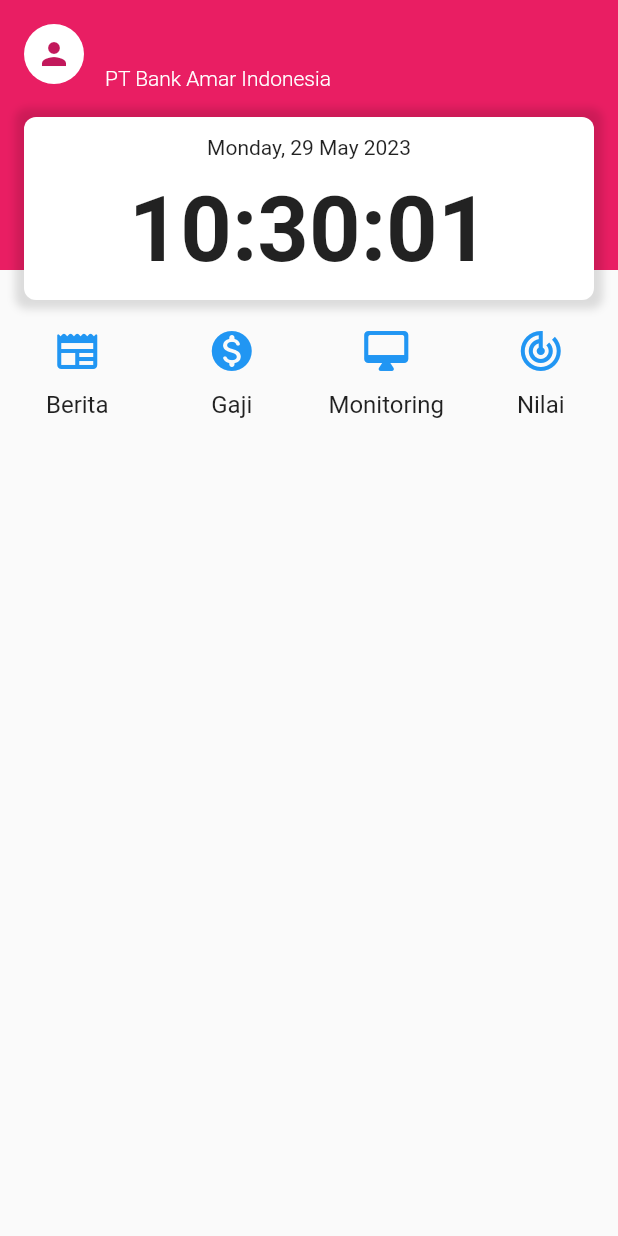
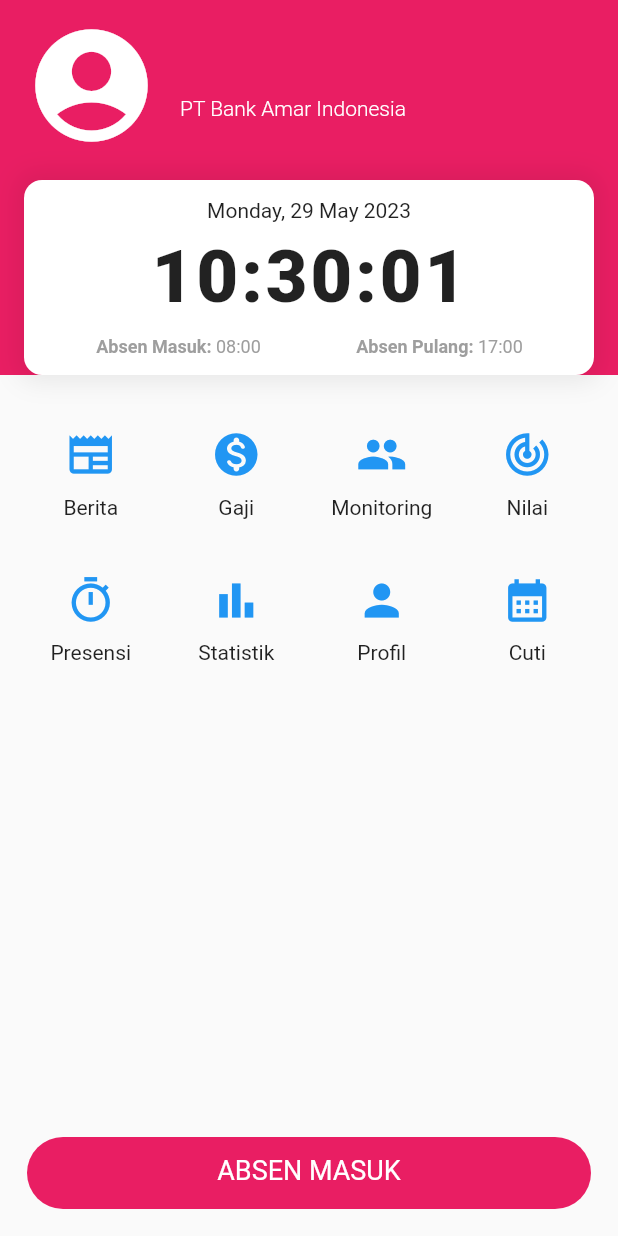
Before and after one commit to rikiyanuar/newapps, a Flutter app: the HomeScreen screen opened directly, on a phone screen of 412 x 824 dp. Run offline on Flutter 3.47's test engine with Material 2 defaults, Android fonts, the phone set to English and light mode, and no system bars; our stand-ins replace firebase_auth, firebase_core; accounts and stored records are empty; network calls fail.

Commit message:
feat: create UI

```diff
--- a/lib/screen/home_screen.dart
+++ b/lib/screen/home_screen.dart
@@ -6,6 +6,9 @@ import 'package:firebase_auth/firebase_auth.dart';
 import 'package:flutter/material.dart';
 import 'package:intl/intl.dart';
 
+import '../widgets/button.dart';
+import 'presensi_screen.dart';
+import 'riwayat_presensi_screen.dart';
 import 'splash_screen.dart';
 
 class HomeScreen extends StatefulWidget {
@@ -26,10 +29,14 @@ class _HomeScreenState extends State<HomeScreen> {
   String _email = "";
   String _time = "";
   final menuList = [
-    Menu(Icons.newspaper_rounded, "Berita"),
+    Menu(Icons.newspaper_outlined, "Berita"),
     Menu(Icons.monetization_on_rounded, "Gaji"),
-    Menu(Icons.desktop_mac_rounded, "Monitoring"),
+    Menu(Icons.people, "Monitoring"),
     Menu(Icons.track_changes, "Nilai"),
+    Menu(Icons.timer_sharp, "Presensi"),
+    Menu(Icons.bar_chart_outlined, "Statistik"),
+    Menu(Icons.person, "Profil"),
+    Menu(Icons.calendar_month, "Cuti"),
   ];
 
   @override
@@ -46,53 +53,79 @@ class _HomeScreenState extends State<HomeScreen> {
       body: Stack(children: [
         Container(
           color: Colors.pink,
-          height: 180,
+          height: 250,
           width: double.infinity,
         ),
         Column(children: [
           SizedBox(height: MediaQuery.of(context).padding.top + 12),
           _buildNameWidget(),
           _buildCardWidget(),
-          GridView.count(
+          MediaQuery.removePadding(
+            context: context,
+            removeTop: true,
+            child: GridView.count(
               crossAxisCount: 4,
               shrinkWrap: true,
+              padding: const EdgeInsets.symmetric(horizontal: 12, vertical: 18),
               children: menuList
                   .map((menu) => _buildMenuWidget(menu.icon, menu.title))
                   .toList(),
+            ),
+          ),
+          const Spacer(),
+          Padding(
+            padding: const EdgeInsets.all(18),
+            child: GeneralButton(
+              text: "ABSEN MASUK",
+              onTap: () {
+                Navigator.push(
+                  context,
+                  MaterialPageRoute(
+                    builder: (context) => const PresensiScreen(mode: "Masuk"),
+                  ),
+                );
+              },
+            ),
           ),
         ])
       ]),
     );
   }
 
-  Column _buildMenuWidget(
+  Widget _buildMenuWidget(
     IconData icon,
     String title,
   ) {
-    return Column(children: [
-      Icon(
-        icon,
-        size: 32,
-        color: Colors.blue,
+    return GestureDetector(
+      behavior: HitTestBehavior.translucent,
+      onTap: () {
+        if (title == "Presensi") {
+          Navigator.push(
+            context,
+            MaterialPageRoute(
+              builder: (context) => const RiwayatPresensiScreen(),
             ),
+          );
+        }
+      },
+      child: Column(children: [
+        Icon(icon, size: 34, color: Colors.blue),
         const SizedBox(height: 10),
-      Text(
-        title,
-        style: const TextStyle(fontSize: 16),
-      ),
-    ]);
+        Text(title),
+      ]),
+    );
   }
 
   Container _buildCardWidget() {
     return Container(
       decoration: BoxDecoration(
         color: Colors.white,
-        borderRadius: BorderRadius.circular(8),
-        boxShadow: const [
+        borderRadius: BorderRadius.circular(12),
+        boxShadow: [
           BoxShadow(
-            color: Colors.black12,
-            spreadRadius: 6,
-            blurRadius: 4,
+            color: Colors.black.withOpacity(0.08),
+            blurRadius: 14,
+            spreadRadius: 4,
           )
         ],
       ),
@@ -101,14 +134,62 @@ class _HomeScreenState extends State<HomeScreen> {
       margin: const EdgeInsets.symmetric(horizontal: 16, vertical: 18),
       child: Column(children: [
         Text(_format("EEEE, dd MMM yyyy")),
-        const SizedBox(height: 12),
+        const SizedBox(height: 8),
         Text(
           _time,
           style: const TextStyle(
-            fontSize: 60,
-            fontWeight: FontWeight.w700,
+            fontSize: 48,
+            fontWeight: FontWeight.w800,
+            letterSpacing: 2,
           ),
         ),
+        const SizedBox(height: 12),
+        Row(children: [
+          Expanded(
+            child: Row(
+              mainAxisAlignment: MainAxisAlignment.center,
+              children: const [
+                Text(
+                  "Absen Masuk: ",
+                  style: TextStyle(
+                    fontWeight: FontWeight.bold,
+                    fontSize: 12,
+                    color: Colors.grey,
+                  ),
+                ),
+                Text(
+                  "08:00",
+                  style: TextStyle(
+                    fontSize: 12,
+                    color: Colors.grey,
+                  ),
+                ),
+              ],
+            ),
+          ),
+          Expanded(
+            child: Row(
+              mainAxisAlignment: MainAxisAlignment.center,
+              children: const [
+                Text(
+                  "Absen Pulang: ",
+                  style: TextStyle(
+                    fontWeight: FontWeight.bold,
+                    fontSize: 12,
+                    color: Colors.grey,
+                  ),
+                ),
+                Text(
+                  "17:00",
+                  style: TextStyle(
+                    fontSize: 12,
+                    color: Colors.grey,
+                  ),
+                ),
+              ],
+            ),
+          )
+        ])
       ]),
     );
   }
@@ -128,9 +209,10 @@ class _HomeScreenState extends State<HomeScreen> {
     return Padding(
       padding: const EdgeInsets.symmetric(horizontal: 16),
       child: Row(children: [
-        const CircleAvatar(
-          backgroundColor: Colors.white,
-          child: Icon(Icons.person),
+        const Icon(
+          Icons.account_circle_rounded,
+          size: 90,
+          color: Colors.white,
         ),
         const SizedBox(width: 14),
         Column(crossAxisAlignment: CrossAxisAlignment.start, children: [
@@ -138,7 +220,7 @@ class _HomeScreenState extends State<HomeScreen> {
             _email,
             style: const TextStyle(
               color: Colors.white,
-              fontSize: 24,
+              fontSize: 22,
               fontWeight: FontWeight.w600,
             ),
           ),
--- /dev/null
+++ b/lib/widgets/button.dart
@@ -0,0 +1,53 @@
+import 'package:flutter/material.dart';
+
+class GeneralButton extends StatelessWidget {
+  /// Text inside the button
+  final String text;
+
+  /// Called when user tap the button
+  final VoidCallback? onTap;
+
+  /// border radius of the button
+  final double borderRadius;
+
+  /// Background color of the button
+  final Color color;
+
+  const GeneralButton({
+    this.borderRadius = 24,
+    required this.text,
+    this.onTap,
+    this.color = Colors.pink,
+    Key? key,
+  }) : super(key: key);
+
+  double get height => 48;
+
+  @override
+  Widget build(BuildContext context) {
+    return Container(
+      height: height,
+      decoration: BoxDecoration(
+        borderRadius: BorderRadius.all(Radius.circular(borderRadius)),
+        color: color,
+      ),
+      child: Material(
+        color: Colors.transparent,
+        child: InkWell(
+          borderRadius: BorderRadius.all(Radius.circular(borderRadius)),
+          onTap: onTap,
+          child: Padding(
+            padding: const EdgeInsets.only(left: 16, right: 16, bottom: 4),
+            child: Center(
+              child: Text(
+                text,
+                style: const TextStyle(color: Colors.white, fontSize: 18),
+                textAlign: TextAlign.center,
+              ),
+            ),
+          ),
+        ),
+      ),
+    );
+  }
+}
--- a/pubspec.yaml
+++ b/pubspec.yaml
@@ -11,9 +11,10 @@ dependencies:
   flutter:
     sdk: flutter
   cupertino_icons: ^1.0.2
-  firebase_core: ^2.11.0
-  firebase_auth: ^4.5.0
+  firebase_core: ^2.13.0
+  firebase_auth: ^4.6.1
   intl: ^0.18.1
+  cloud_firestore: ^4.7.1
 
 dev_dependencies:
   flutter_test:
```
Also changed, not shown: lib/main.dart (+4 -9 lines), lib/screen/login_screen.dart (+44 -46 lines), lib/screen/presensi_screen.dart (added, +69 -0 lines), lib/screen/register_screen.dart (+36 -64 lines), lib/screen/riwayat_presensi_screen.dart (added, +78 -0 lines), lib/screen/splash_screen.dart (+7 -2 lines), lib/utils/app_constant.dart (+1 -9 lines), lib/utils/firebase_options.dart (added), pubspec.lock, 11 other files. Lines whose indentation alone changed are shown as unchanged.
